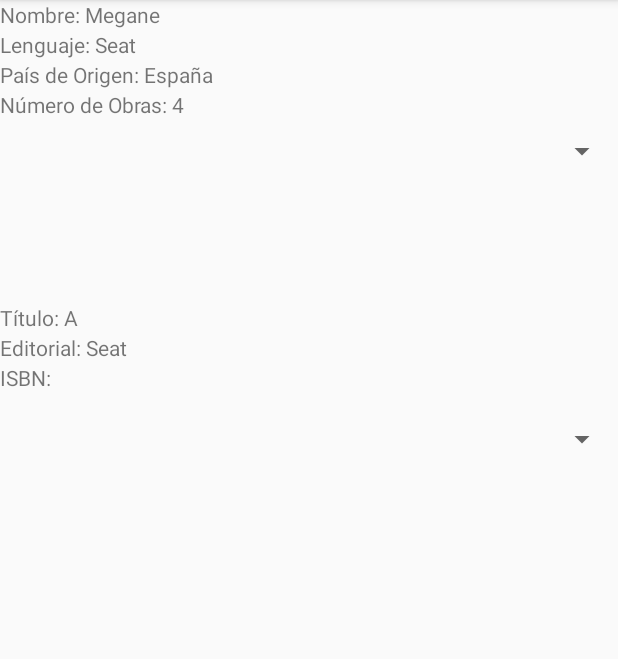
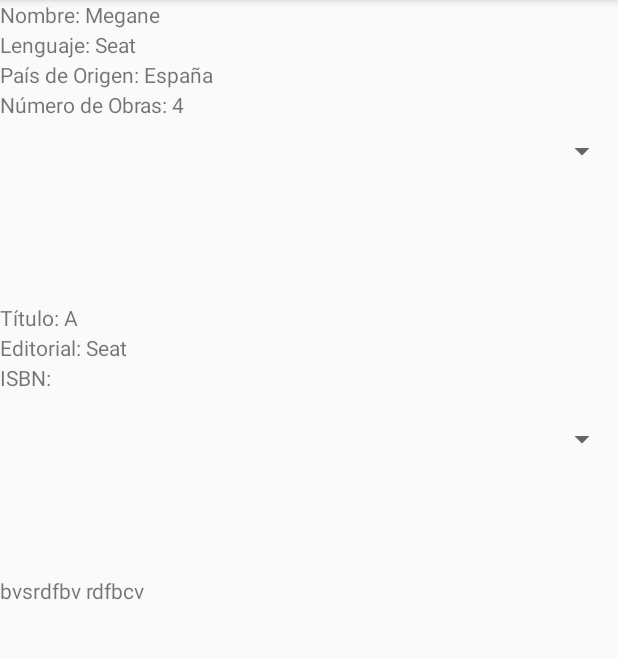
Before and after one commit to RafaelNunyez/pmm, an Android app: the screen it shows after launch (MainActivity), on a phone screen of 412 x 824 dp, the part 84-743 px from its top. Run offline under Robolectric (Android 15) with nearby library versions, the phone set to English and light mode, and no system bars.

Commit message:
Ejercicio 2 y 4 Navidad, faltan datos verídicos

```diff
--- a/DobleSpinner/app/src/main/java/com/example/rafael/doblespinner/DescFragment.java
+++ b/DobleSpinner/app/src/main/java/com/example/rafael/doblespinner/DescFragment.java
@@ -1,7 +1,7 @@
 package com.example.rafael.doblespinner;
 
 import android.os.Bundle;
-import android.support.v4.app.Fragment;
+import android.app.Fragment;
 import android.view.LayoutInflater;
 import android.view.View;
 import android.view.ViewGroup;
@@ -14,12 +14,11 @@
     public View onCreateView(LayoutInflater inflater, ViewGroup container, Bundle savedInstanceState) {
         final View view;
         view = inflater.inflate(R.layout.fragment_desc, container, false);
-        /*Bundle bundle = getArguments();
-        Obras obra = (Obras) bundle.getSerializable("OBRA");
 
-        description = (TextView) view.findViewById(R.id.description);
-        description.setText(obra.getDescription());*/
 
+        description = (TextView) view.findViewById(R.id.descript);
+        description.setText(MainActivity.description);
         return view;
+
     }
 }
--- a/DobleSpinner/app/src/main/java/com/example/rafael/doblespinner/MainActivity.java
+++ b/DobleSpinner/app/src/main/java/com/example/rafael/doblespinner/MainActivity.java
@@ -9,13 +9,17 @@
     View fragmentoSpinner;
     View fragmentoDesc;
 
+    public static String description;
+
     @Override
     protected void onCreate(Bundle savedInstanceState) {
         super.onCreate(savedInstanceState);
         setContentView(R.layout.activity_main);
 
+
         fragmentoSpinner = (View) findViewById(R.id.spinner);
         fragmentoSpinner.setVisibility(View.VISIBLE);
+
         fragmentoDesc = (View) findViewById(R.id.description);
         fragmentoDesc.setVisibility(View.VISIBLE);
     }
--- a/DobleSpinner/app/src/main/java/com/example/rafael/doblespinner/SpinnerFragment.java
+++ b/DobleSpinner/app/src/main/java/com/example/rafael/doblespinner/SpinnerFragment.java
@@ -4,9 +4,8 @@
 import android.os.Bundle;
 import android.support.annotation.NonNull;
 import android.support.annotation.Nullable;
-import android.support.v4.app.Fragment;
-import android.support.v4.app.FragmentManager;
-import android.support.v4.app.FragmentTransaction;
+import android.app.Fragment;
+import android.app.FragmentTransaction;
 import android.view.LayoutInflater;
 import android.view.View;
 import android.view.ViewGroup;
@@ -32,35 +31,35 @@
                                     new Obras(0, "A", "Seat", "",
                                             "bvsrdfbv rdfbcv"),
                                     new Obras(1, "B", "Ferrari", "",
-                                            ""),
+                                            "hhsdf"),
                                     new Obras(2, "Leon", "Seat", "",
-                                            ""),
+                                            "sdfg"),
                                     new Obras(3, "Fiesta", "Ford", "",
-                                            "")
+                                            "sdfg")
                             )
                     )),
                     new Autores(1, "X-11", "Ferrari", "España", 20, new ArrayList<Obras> (
                             Arrays.asList(
                                     new Obras(0, "C", "Seat", "",
-                                            ""),
+                                            "sdfg"),
                                     new Obras(1, "D", "Ferrari", "",
-                                            ""),
+                                            "sdf"),
                                     new Obras(2, "Leon", "Seat", "",
-                                            ""),
+                                            "sdf"),
                                     new Obras(3, "Fiesta", "Ford", "",
-                                            "")
+                                            "sdfg")
                             )
                     )),
                     new Autores(2, "Leon", "Seat", "España", 20, new ArrayList<Obras> (
                             Arrays.asList(
                                     new Obras(0, "Megane", "Seat", "",
-                                            ""),
+                                            "sdfg"),
                                     new Obras(1, "X-11", "Ferrari", "",
-                                            ""),
+                                            "sdfg"),
                                     new Obras(2, "Leon", "Seat", "",
-                                            ""),
+                                            "sdfg"),
                                     new Obras(3, "Fiesta", "Ford", "",
-                                            "")
+                                            "sdfg")
                             )
                     )),
                     new Autores(3, "Fiesta", "Ford", "España", 20, new ArrayList<Obras> (
@@ -78,8 +77,6 @@
             )
     );
 
-
-
     public View onCreateView(LayoutInflater inflater, ViewGroup container, Bundle savedInstanceState) {
         final View view;
         view = inflater.inflate(R.layout.fragment_spinner, container, false);
@@ -92,17 +89,14 @@
             public void onItemSelected(AdapterView arg0, View arg1, int position, long id) {
                 works.setAdapter(new AdaptadorObras(getActivity(), autores.get(position).getObras()));
 
-                final ArrayList obras = autores.get(position).getObras();
+                final ArrayList<Obras> obras = autores.get(position).getObras();
 
                 works.setOnItemSelectedListener(new AdapterView.OnItemSelectedListener() {
                     public void onItemSelected(AdapterView arg0, View arg1, int position, long id) {
-                        /*Obras obra = (Obras) obras.get(position);
-                        Fragment description = new DescFragment();
-                        Bundle bundle = new Bundle();
-                        bundle.putSerializable("OBRA", obra);
-                        description.setArguments(bundle);
-                        FragmentManager fm = getActivity().getSupportFragmentManager();
-                        fm.beginTransaction().replace(R.id.SpinnerLayout, description).addToBackStack(null).commit();*/
+                        MainActivity.description = obras.get(position).getDescription();
+
+                        FragmentTransaction ft = getFragmentManager().beginTransaction();
+                        ft.replace(R.id.description, new DescFragment()).addToBackStack(null).commit();
                     }
 
                     public void onNothingSelected(AdapterView<?> parent) {}
--- a/DobleSpinner/app/src/main/res/layout/fragment_desc.xml
+++ b/DobleSpinner/app/src/main/res/layout/fragment_desc.xml
@@ -3,10 +3,11 @@
     xmlns:tools="http://schemas.android.com/tools"
     android:layout_width="match_parent"
     android:layout_height="match_parent"
-    tools:context=".DescFragment">
+    tools:context=".DescFragment"
+    android:id="@+id/DescLayout">
 
     <TextView
-        android:id="@+id/description"
+        android:id="@+id/descript"
         android:layout_width="match_parent"
         android:layout_height="match_parent" />
 
```
